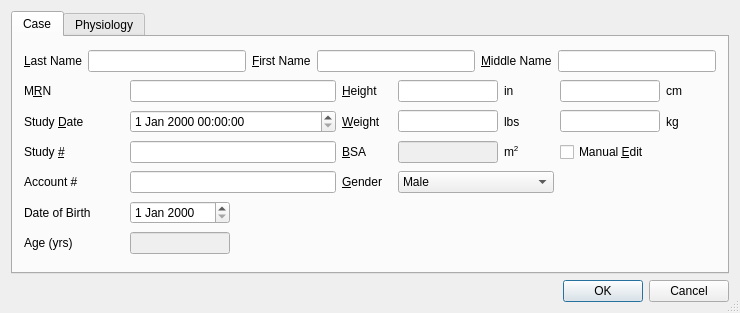
This is src/gui/ui/patientdialog.ui in mannd/epsimulator as Qt 5 draws it before an edit. The edited form follows.
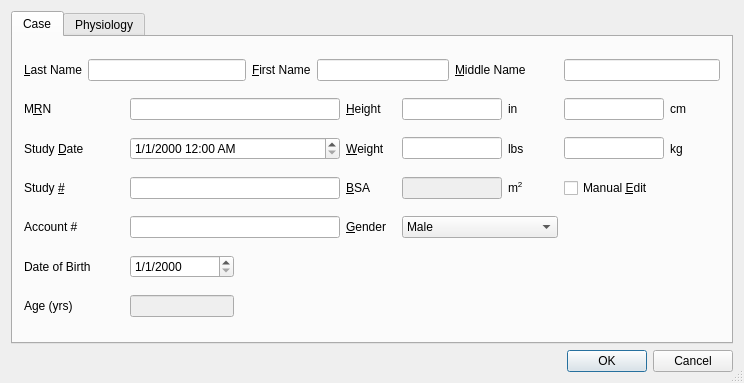
This is the edited form.

Commit message: r649@Sluggo:  mannd | 2008-04-07 19:39:36 -0400  tweaked the patientInformationFrame to act like a button just like Prucka.  added confirming dialog when closing Patient Information Dialog just like Prucka.  r650@Sluggo:  mannd | 2008-04-09 21:21:55 -0400  fixed formating problem in PatientInformationDialog  r651@Sluggo:  mannd | 2008-04-09 22:04:27 -0400  about to get rid of Settings class  r652@Sluggo:  mannd | 2008-04-10 18:38:58 -0400  eliminated Settings class

The edit to the form file:
```diff
--- a/src/gui/ui/patientdialog.ui
+++ b/src/gui/ui/patientdialog.ui
@@ -6,7 +6,7 @@
     <x>0</x>
     <y>0</y>
     <width>735</width>
-    <height>313</height>
+    <height>383</height>
    </rect>
   </property>
   <property name="windowTitle" >
@@ -26,9 +26,7 @@
        <string>Case</string>
       </attribute>
       <layout class="QGridLayout" >
-       <item row="0" column="0" colspan="8" >
-        <layout class="QHBoxLayout" >
-         <item>
+       <item row="0" column="0" >
           <widget class="QLabel" name="textLabel1" >
            <property name="text" >
             <string>&amp;Last Name</string>
@@ -38,10 +36,10 @@
            </property>
           </widget>
          </item>
-         <item>
+       <item row="0" column="1" colspan="3" >
           <widget class="QLineEdit" name="lastNameLineEdit" />
          </item>
-         <item>
+       <item row="0" column="4" >
           <widget class="QLabel" name="textLabel2" >
            <property name="text" >
             <string>&amp;First Name</string>
@@ -51,10 +49,10 @@
            </property>
           </widget>
          </item>
-         <item>
+       <item row="0" column="5" colspan="3" >
           <widget class="QLineEdit" name="firstNameLineEdit" />
          </item>
-         <item>
+       <item row="0" column="8" colspan="2" >
           <widget class="QLabel" name="textLabel3" >
            <property name="text" >
             <string>&amp;Middle Name</string>
@@ -67,12 +65,10 @@
            </property>
           </widget>
          </item>
-         <item>
+       <item row="0" column="10" colspan="2" >
           <widget class="QLineEdit" name="middleNameLineEdit" />
          </item>
-        </layout>
-       </item>
-       <item row="1" column="0" >
+       <item row="1" column="0" colspan="2" >
         <widget class="QLabel" name="textLabel2_2" >
          <property name="sizePolicy" >
           <sizepolicy vsizetype="Preferred" hsizetype="Preferred" >
@@ -94,7 +90,7 @@
          </property>
         </widget>
        </item>
-       <item row="1" column="1" colspan="2" >
+       <item row="1" column="2" colspan="4" >
         <widget class="QLineEdit" name="mrnLineEdit" >
          <property name="sizePolicy" >
           <sizepolicy vsizetype="Fixed" hsizetype="Minimum" >
@@ -110,7 +106,7 @@
          </property>
         </widget>
        </item>
-       <item row="1" column="3" >
+       <item row="1" column="6" >
         <widget class="QLabel" name="textLabel6" >
          <property name="minimumSize" >
           <size>
@@ -126,7 +122,7 @@
          </property>
         </widget>
        </item>
-       <item row="1" column="4" >
+       <item row="1" column="7" colspan="2" >
         <widget class="QLineEdit" name="heightInLineEdit" >
          <property name="sizePolicy" >
           <sizepolicy vsizetype="Fixed" hsizetype="Minimum" >
@@ -142,7 +138,7 @@
          </property>
         </widget>
        </item>
-       <item row="1" column="5" >
+       <item row="1" column="9" >
         <widget class="QLabel" name="textLabel1_3" >
          <property name="minimumSize" >
           <size>
@@ -155,7 +151,7 @@
          </property>
         </widget>
        </item>
-       <item row="1" column="6" >
+       <item row="1" column="10" >
         <widget class="QLineEdit" name="heightCmLineEdit" >
          <property name="sizePolicy" >
           <sizepolicy vsizetype="Fixed" hsizetype="Minimum" >
@@ -171,7 +167,7 @@
          </property>
         </widget>
        </item>
-       <item row="1" column="7" >
+       <item row="1" column="11" >
         <widget class="QLabel" name="textLabel3_2" >
          <property name="minimumSize" >
           <size>
@@ -184,7 +180,7 @@
          </property>
         </widget>
        </item>
-       <item row="2" column="0" >
+       <item row="2" column="0" colspan="2" >
         <widget class="QLabel" name="textLabel1_5" >
          <property name="minimumSize" >
           <size>
@@ -200,7 +196,7 @@
          </property>
         </widget>
        </item>
-       <item row="2" column="1" colspan="2" >
+       <item row="2" column="2" colspan="4" >
         <widget class="QDateTimeEdit" name="studyDateTimeEdit" >
          <property name="sizePolicy" >
           <sizepolicy vsizetype="Fixed" hsizetype="Minimum" >
@@ -214,9 +210,12 @@
            <height>0</height>
           </size>
          </property>
+         <property name="displayFormat" >
+          <string>M/d/yyyy h:mm AP</string>
+         </property>
         </widget>
        </item>
-       <item row="2" column="3" >
+       <item row="2" column="6" >
         <widget class="QLabel" name="textLabel11" >
          <property name="minimumSize" >
           <size>
@@ -232,7 +231,7 @@
          </property>
         </widget>
        </item>
-       <item row="2" column="4" >
+       <item row="2" column="7" colspan="2" >
         <widget class="QLineEdit" name="weightLbsLineEdit" >
          <property name="sizePolicy" >
           <sizepolicy vsizetype="Fixed" hsizetype="Minimum" >
@@ -248,7 +247,7 @@
          </property>
         </widget>
        </item>
-       <item row="2" column="5" >
+       <item row="2" column="9" >
         <widget class="QLabel" name="textLabel2_3" >
          <property name="minimumSize" >
           <size>
@@ -261,7 +260,7 @@
          </property>
         </widget>
        </item>
-       <item row="2" column="6" >
+       <item row="2" column="10" >
         <widget class="QLineEdit" name="weightKgLineEdit" >
          <property name="sizePolicy" >
           <sizepolicy vsizetype="Fixed" hsizetype="Minimum" >
@@ -277,7 +276,7 @@
          </property>
         </widget>
        </item>
-       <item row="2" column="7" >
+       <item row="2" column="11" >
         <widget class="QLabel" name="textLabel4_2" >
          <property name="minimumSize" >
           <size>
@@ -290,7 +289,7 @@
          </property>
         </widget>
        </item>
-       <item row="3" column="0" >
+       <item row="3" column="0" colspan="2" >
         <widget class="QLabel" name="textLabel2_4" >
          <property name="minimumSize" >
           <size>
@@ -306,7 +305,7 @@
          </property>
         </widget>
        </item>
-       <item row="3" column="1" colspan="2" >
+       <item row="3" column="2" colspan="4" >
         <widget class="QLineEdit" name="studyNumberLineEdit" >
          <property name="sizePolicy" >
           <sizepolicy vsizetype="Fixed" hsizetype="Minimum" >
@@ -322,7 +321,7 @@
          </property>
         </widget>
        </item>
-       <item row="3" column="3" >
+       <item row="3" column="6" >
         <widget class="QLabel" name="textLabel12" >
          <property name="minimumSize" >
           <size>
@@ -338,7 +337,7 @@
          </property>
         </widget>
        </item>
-       <item row="3" column="4" >
+       <item row="3" column="7" colspan="2" >
         <widget class="QLineEdit" name="bsaLineEdit" >
          <property name="enabled" >
           <bool>false</bool>
@@ -357,7 +356,7 @@
          </property>
         </widget>
        </item>
-       <item row="3" column="5" >
+       <item row="3" column="9" >
         <widget class="QLabel" name="textLabel5_2" >
          <property name="minimumSize" >
           <size>
@@ -370,7 +369,7 @@
          </property>
         </widget>
        </item>
-       <item row="3" column="6" >
+       <item row="3" column="10" >
         <widget class="QCheckBox" name="manualEditBsaCheckBox" >
          <property name="text" >
           <string>Manual &amp;Edit</string>
@@ -380,7 +379,7 @@
          </property>
         </widget>
        </item>
-       <item row="4" column="0" >
+       <item row="4" column="0" colspan="2" >
         <widget class="QLabel" name="label" >
          <property name="sizePolicy" >
           <sizepolicy vsizetype="Preferred" hsizetype="Preferred" >
@@ -402,7 +401,7 @@
          </property>
         </widget>
        </item>
-       <item row="4" column="1" colspan="2" >
+       <item row="4" column="2" colspan="4" >
         <widget class="QLineEdit" name="accountNumberLineEdit" >
          <property name="sizePolicy" >
           <sizepolicy vsizetype="Fixed" hsizetype="Minimum" >
@@ -418,7 +417,7 @@
          </property>
         </widget>
        </item>
-       <item row="4" column="3" >
+       <item row="4" column="6" >
         <widget class="QLabel" name="textLabel1_4" >
          <property name="minimumSize" >
           <size>
@@ -434,7 +433,7 @@
          </property>
         </widget>
        </item>
-       <item row="4" column="4" colspan="2" >
+       <item row="4" column="7" colspan="3" >
         <widget class="QComboBox" name="sexComboBox" >
          <item>
           <property name="text" >
@@ -448,7 +447,7 @@
          </item>
         </widget>
        </item>
-       <item row="5" column="0" >
+       <item row="5" column="0" colspan="2" >
         <widget class="QLabel" name="textLabel4" >
          <property name="sizePolicy" >
           <sizepolicy vsizetype="Preferred" hsizetype="Preferred" >
@@ -470,24 +469,33 @@
          </property>
         </widget>
        </item>
-       <item row="5" column="1" >
-        <widget class="QDateEdit" name="dobDateEdit" >
-         <property name="sizePolicy" >
-          <sizepolicy vsizetype="Fixed" hsizetype="Minimum" >
-           <horstretch>0</horstretch>
-           <verstretch>0</verstretch>
-          </sizepolicy>
-         </property>
-         <property name="minimumSize" >
-          <size>
-           <width>100</width>
-           <height>0</height>
-          </size>
-         </property>
-        </widget>
-       </item>
        <item row="5" column="2" >
+        <widget class="QDateEdit" name="dobDateEdit" >
+         <property name="sizePolicy" >
+          <sizepolicy vsizetype="Fixed" hsizetype="Minimum" >
+           <horstretch>0</horstretch>
+           <verstretch>0</verstretch>
+          </sizepolicy>
+         </property>
+         <property name="minimumSize" >
+          <size>
+           <width>100</width>
+           <height>0</height>
+          </size>
+         </property>
+         <property name="displayFormat" >
+          <string>M/d/yyyy</string>
+         </property>
+        </widget>
+       </item>
+       <item row="5" column="3" colspan="3" >
         <widget class="QLabel" name="dobLabel" >
+         <property name="sizePolicy" >
+          <sizepolicy vsizetype="Preferred" hsizetype="Preferred" >
+           <horstretch>0</horstretch>
+           <verstretch>0</verstretch>
+          </sizepolicy>
+         </property>
          <property name="minimumSize" >
           <size>
            <width>100</width>
@@ -497,9 +505,12 @@
          <property name="text" >
           <string/>
          </property>
+         <property name="alignment" >
+          <set>Qt::AlignLeading|Qt::AlignLeft|Qt::AlignVCenter</set>
+         </property>
         </widget>
        </item>
-       <item row="6" column="0" >
+       <item row="6" column="0" colspan="2" >
         <widget class="QLabel" name="label_2" >
          <property name="sizePolicy" >
           <sizepolicy vsizetype="Preferred" hsizetype="Preferred" >
@@ -521,7 +532,7 @@
          </property>
         </widget>
        </item>
-       <item row="6" column="1" >
+       <item row="6" column="2" >
         <widget class="QLineEdit" name="ageLineEdit" >
          <property name="enabled" >
           <bool>false</bool>
@@ -532,6 +543,9 @@
            <height>0</height>
           </size>
          </property>
+         <property name="autoFillBackground" >
+          <bool>false</bool>
+         </property>
         </widget>
        </item>
       </layout>
```
Lines whose indentation alone changed are shown as unchanged. The commit also changes 39 other files.
